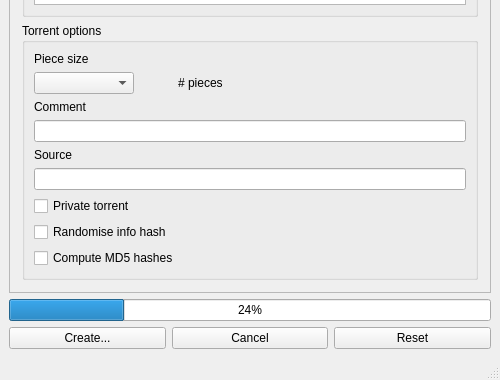
The window that torf_gui/mainwindow.ui (SavageCore/torf-gui) describes before a commit, drawn with Qt 5; both pictures show x 0 to 500 and y 649 to 1029 of the 500 by 1029 pixel window.
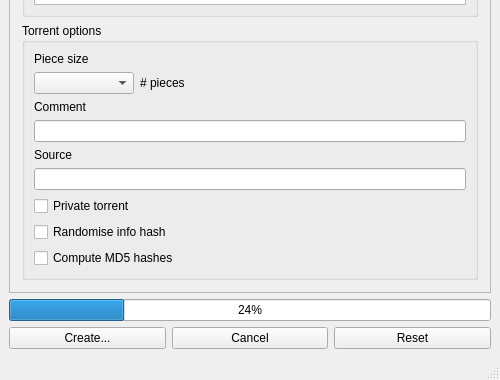
The same window after the commit.

Commit message: Make underline of Randomise info hash match the other checkboxes

```diff
--- a/torf_gui/mainwindow.ui
+++ b/torf_gui/mainwindow.ui
@@ -343,6 +343,16 @@
              </property>
             </widget>
            </item>
+           <item row="9" column="0" colspan="2">
+            <widget class="QCheckBox" name="randomizeInfoHashCheckBox">
+             <property name="toolTip">
+              <string>&lt;html&gt;&lt;head/&gt;&lt;body&gt;&lt;p&gt;If enabled, this adds an entropy field to the info section of the metainfo and sets it to a random integer, to help with cross-seeding.&lt;/p&gt;&lt;/body&gt;&lt;/html&gt;</string>
+             </property>
+             <property name="text">
+              <string>Randomise info hash</string>
+             </property>
+            </widget>
+           </item>
            <item row="8" column="0" colspan="2">
             <widget class="QCheckBox" name="privateTorrentCheckBox">
              <property name="toolTip">
@@ -402,16 +412,6 @@
              </property>
             </widget>
            </item>
-           <item row="9" column="0">
-            <widget class="QCheckBox" name="randomizeInfoHashCheckBox">
-             <property name="toolTip">
-              <string>&lt;html&gt;&lt;head/&gt;&lt;body&gt;&lt;p&gt;If enabled, this adds an entropy field to the info section of the metainfo and sets it to a random integer, to help with cross-seeding.&lt;/p&gt;&lt;/body&gt;&lt;/html&gt;</string>
-             </property>
-             <property name="text">
-              <string>Randomise info hash</string>
-             </property>
-            </widget>
-           </item>
           </layout>
          </widget>
         </item>
```
The commit also changes 1 other file.
